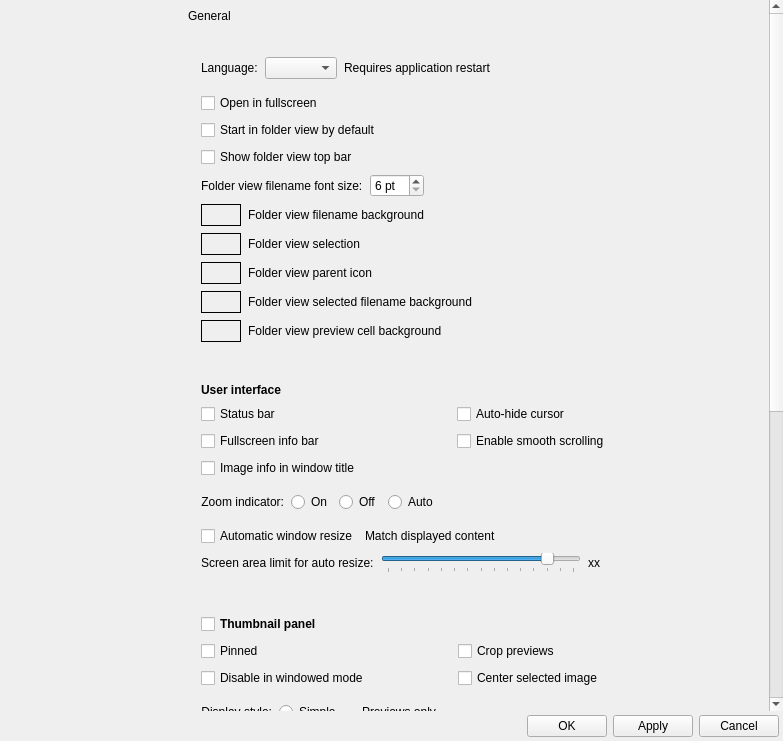
Above: qimgv/gui/dialogs/settingsdialog.ui from do-i/thumbgrid before the change. Below: the same form after it.
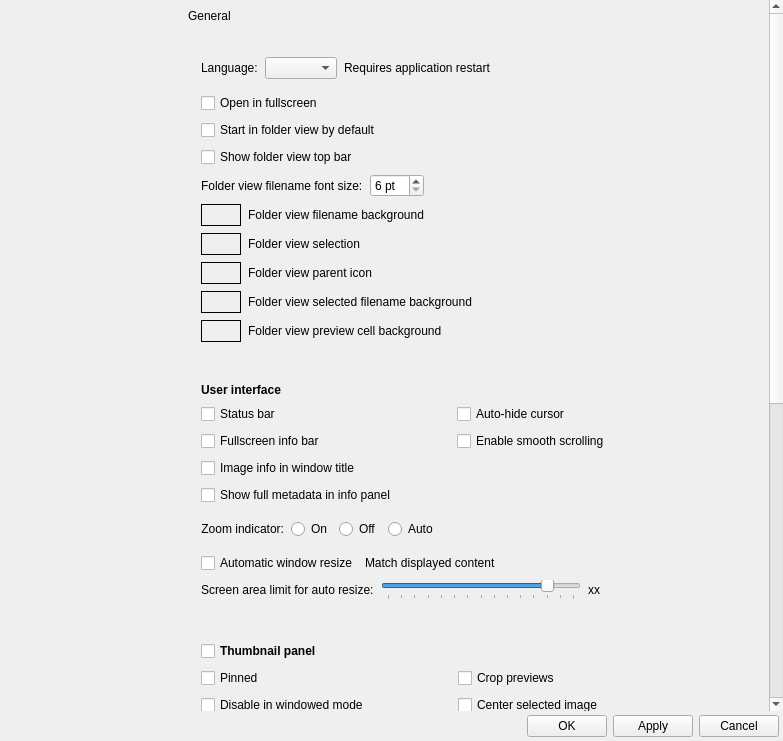
That is the form after the change. Custom widgets are drawn as their Qt base class.

Commit message: Add strip-metadata action and full-metadata info panel toggle

```diff
--- a/qimgv/gui/dialogs/settingsdialog.ui
+++ b/qimgv/gui/dialogs/settingsdialog.ui
@@ -983,6 +983,16 @@
                         </property>
                        </widget>
                       </item>
+                      <item row="3" column="0">
+                       <widget class="QCheckBox" name="showFullMetadataCheckBox">
+                        <property name="toolTip">
+                         <string>Show all Exif/Iptc/Xmp tags in the info panel instead of a short summary.</string>
+                        </property>
+                        <property name="text">
+                         <string>Show full metadata in info panel</string>
+                        </property>
+                       </widget>
+                      </item>
                       <item row="0" column="2">
                        <spacer name="horizontalSpacer_20">
                         <property name="orientation">
```
The commit also changes 7 other files.
